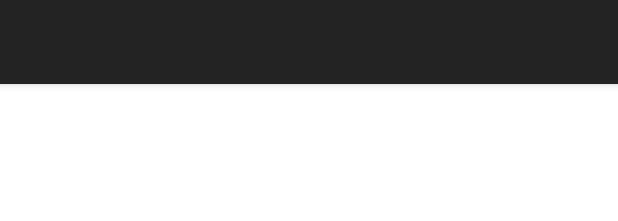
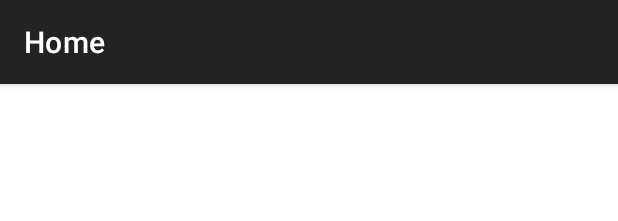
Before and after one commit to nikolasluiz123/GuildsAdministratorRepository, an Android app: the layout activity_home.xml on its own in the app's theme, with its tools: preview values and no code run, on a phone screen of 412 x 824 dp. Shown: the top 221 px of the screen. Run offline under Robolectric (Android 15) with nearby library versions, the phone set to English and light mode, and no system bars.

```diff
--- a/GuildAdministrator/app/src/main/res/layout/activity_home.xml
+++ b/GuildAdministrator/app/src/main/res/layout/activity_home.xml
@@ -2,7 +2,7 @@
 <androidx.drawerlayout.widget.DrawerLayout xmlns:android="http://schemas.android.com/apk/res/android"
     xmlns:app="http://schemas.android.com/apk/res-auto"
     xmlns:tools="http://schemas.android.com/tools"
-    android:id="@+id/drawer_layout_id"
+    android:id="@+id/home_container_drawer_layout"
     android:layout_width="match_parent"
     android:layout_height="match_parent"
     android:fitsSystemWindows="true"
@@ -15,31 +15,32 @@
         android:orientation="vertical">
 
         <com.google.android.material.appbar.AppBarLayout
-            android:id="@+id/appbarlayout_id"
+            android:id="@+id/home_app_bar_layout"
             android:layout_width="match_parent"
             android:layout_height="wrap_content"
             android:fitsSystemWindows="true">
 
             <androidx.appcompat.widget.Toolbar
-                android:id="@+id/toolbar_id"
+                android:id="@+id/home_toolbar"
                 android:layout_width="match_parent"
                 android:layout_height="?attr/actionBarSize"
                 android:background="@color/colorPrimary"
                 android:elevation="4dp"
                 android:theme="@style/ThemeOverlay.AppCompat.Dark.ActionBar"
-                app:popupTheme="@style/Theme.AppCompat.Light" />
+                app:popupTheme="@style/Theme.AppCompat.Light"
+                app:title="@string/home_toolbar_title" />
 
         </com.google.android.material.appbar.AppBarLayout>
 
         <FrameLayout
-            android:id="@+id/framelayout_id"
+            android:id="@+id/home_frame_layout"
             android:layout_width="match_parent"
             android:layout_height="match_parent" />
 
     </LinearLayout>
 
     <com.google.android.material.navigation.NavigationView
-        android:id="@+id/navigationview_id"
+        android:id="@+id/home_navigation_view"
         android:layout_width="wrap_content"
         android:layout_height="match_parent"
         android:layout_gravity="start"
--- a/GuildAdministrator/app/src/main/res/values/strings.xml
+++ b/GuildAdministrator/app/src/main/res/values/strings.xml
@@ -8,7 +8,7 @@
     <string name="label_keep_connected_main_activity">Manter conectado.</string>
     <string name="label_button_register_main_activity">Não é cadastrado?</string>
     <string name="hello_blank_fragment">Hello blank fragment</string>
-    <string name="toolbar_title">Notes App</string>
+    <string name="home_toolbar_title">Home</string>
     <string name="navigation_drawer_open">Open Navigation Drawer</string>
     <string name="navigation_drawer_close">Close Navigation Drawer</string>
     <string name="label_ajuda">Ajuda</string>
```
Also changed, not shown: GuildAdministrator/app/src/main/java/br/com/guildadministrator/HomeActivity.kt (+13 -25 lines).
